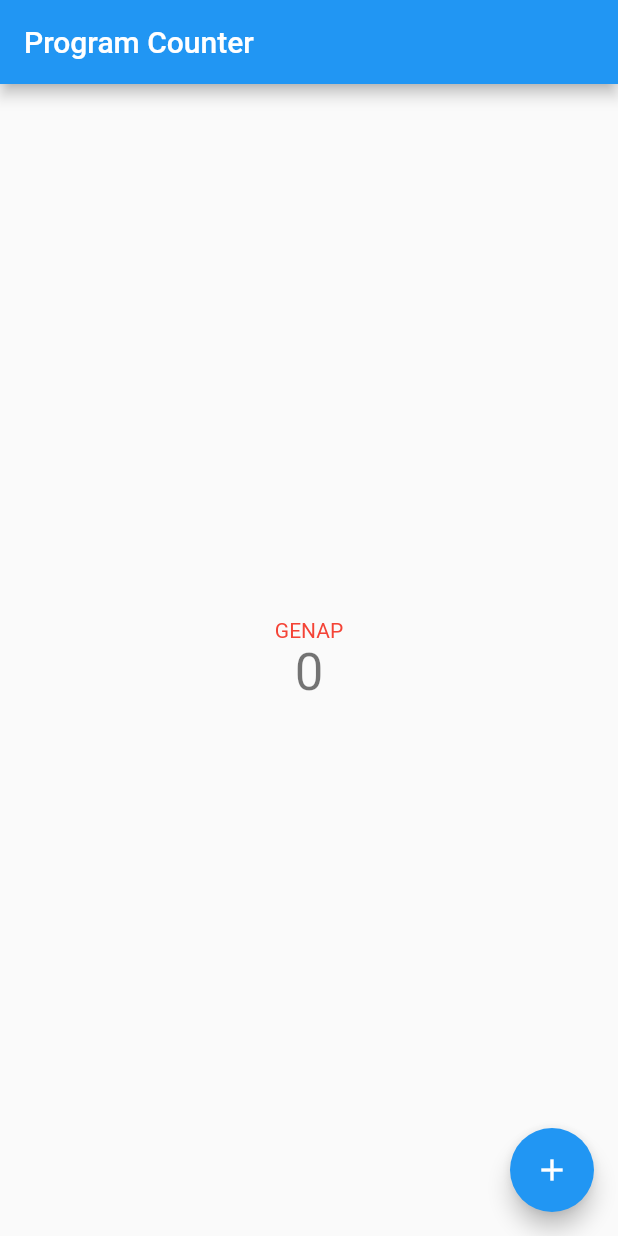
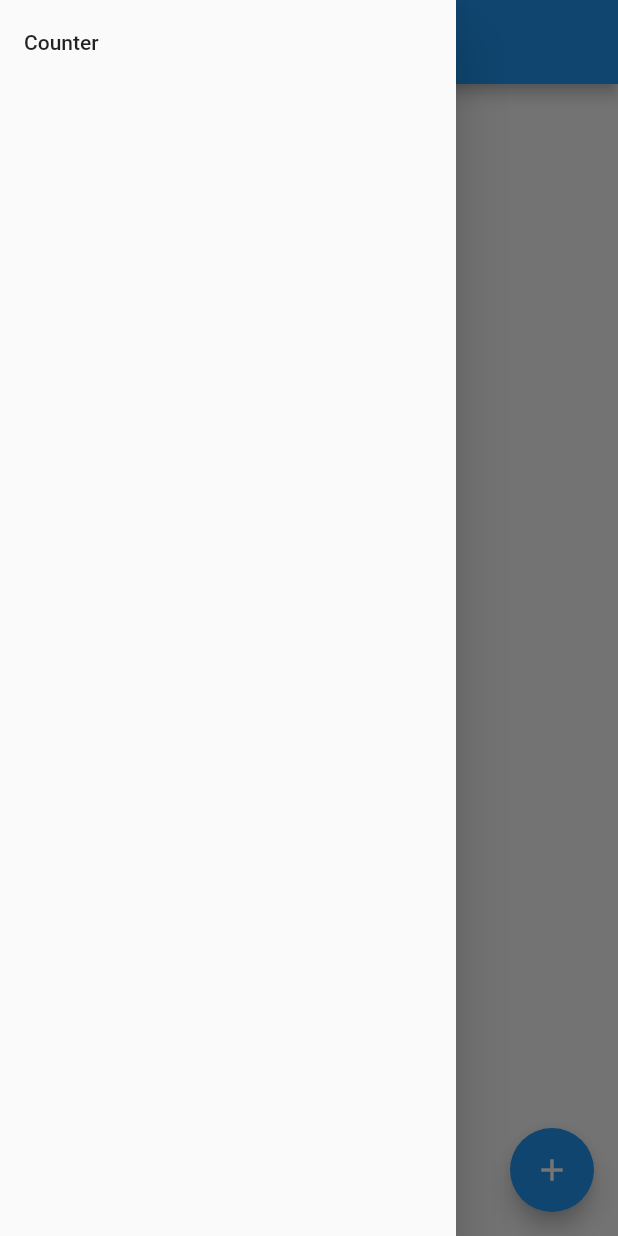
Before and after one commit to HansTM/pbp-tugas-flutter, a Flutter app: the screen it shows after launch, with the side drawer open (before the commit the screen has no drawer), on a phone screen of 412 x 824 dp. Run offline on Flutter 3.47's test engine with Material 2 defaults, Android fonts, the phone set to English and light mode, and no system bars.

Commit message:
Tugas 8: Buat drawer, pisahkan counter dari main

```diff
--- /dev/null
+++ b/lib/counter.dart
@@ -0,0 +1,73 @@
+import 'package:counter_7/drawer.dart';
+import 'package:flutter/material.dart';
+
+class CounterPage extends StatefulWidget {
+  const CounterPage({super.key});
+  final String title = 'Program Counter';
+
+  @override
+  State<CounterPage> createState() => _CounterPageState();
+}
+
+class _CounterPageState extends State<CounterPage> {
+  int _counter = 0;
+
+  void _incrementCounter() {
+    setState(() {
+      _counter++;
+    });
+  }
+
+  void _decrementCounter() {
+    setState(() {
+      if (_counter > 0) _counter--;
+    });
+  }
+
+  @override
+  Widget build(BuildContext context) {
+    return Scaffold(
+      appBar: AppBar(
+        title: Text(widget.title),
+      ),
+      drawer: const GlobalDrawer(),
+      body: Center(
+        child: Column(
+          mainAxisAlignment: MainAxisAlignment.center,
+          children: <Widget>[
+            Text(
+              _counter % 2 == 1 ? "GANJIL" : "GENAP",
+              style: TextStyle(
+                color: _counter % 2 == 0 ? Colors.red : Colors.blue
+              )
+            ),
+            Text(
+              '$_counter',
+              style: Theme.of(context).textTheme.headline4,
+            ),
+          ],
+        ),
+      ),
+      floatingActionButton: Padding(
+        padding: const EdgeInsets.all(16.0),
+        child: Row(
+          mainAxisAlignment: MainAxisAlignment.spaceBetween,
+          textDirection: TextDirection.rtl,
+          children: [
+            FloatingActionButton(
+              onPressed: _incrementCounter,
+              tooltip: 'Increment',
+              child: const Icon(Icons.add),
+            ),
+            if (_counter > 0) FloatingActionButton(
+              onPressed: _decrementCounter,
+              tooltip: 'Decrement',
+              child: const Icon(Icons.remove),
+            ),
+          ],
+        )
+      ),
+      floatingActionButtonLocation: FloatingActionButtonLocation.centerDocked,
+    );
+  }
+}
--- /dev/null
+++ b/lib/drawer.dart
@@ -0,0 +1,29 @@
+import 'package:counter_7/counter.dart';
+import 'package:flutter/material.dart';
+
+class GlobalDrawer extends StatelessWidget {
+  const GlobalDrawer({
+    Key? key,
+  }) : super(key: key);
+
+  @override
+  Widget build(BuildContext context) {
+    return Drawer(
+      child: Column(
+        children: [
+          // Menambahkan clickable menu
+          ListTile(
+            title: const Text('Counter'),
+            onTap: () {
+              // Route menu ke halaman utama
+              Navigator.pushReplacement(
+                context,
+                MaterialPageRoute(builder: (context) => const CounterPage()),
+              );
+            },
+          ),
+        ],
+      ),
+    );
+  }
+}
--- a/lib/main.dart
+++ b/lib/main.dart
@@ -1,3 +1,4 @@
+import 'package:counter_7/counter.dart';
 import 'package:flutter/material.dart';
 
 void main() {
@@ -10,82 +11,11 @@ class MyApp extends StatelessWidget {
   @override
   Widget build(BuildContext context) {
     return MaterialApp(
-      title: 'Flutter Demo',
+      title: 'Hans TM @ Tugas PBP',
       theme: ThemeData(
         primarySwatch: Colors.blue,
       ),
-      home: const MyHomePage(title: 'Program Counter'),
+      home: const CounterPage(),
     );
   }
 }
-
-class MyHomePage extends StatefulWidget {
-  const MyHomePage({super.key, required this.title});
-
-  final String title;
-
-  @override
-  State<MyHomePage> createState() => _MyHomePageState();
-}
-
-class _MyHomePageState extends State<MyHomePage> {
-  int _counter = 0;
-
-  void _incrementCounter() {
-    setState(() {
-      _counter++;
-    });
-  }
-
-  void _decrementCounter() {
-    setState(() {
-      if (_counter > 0) _counter--;
-    });
-  }
-
-  @override
-  Widget build(BuildContext context) {
-    return Scaffold(
-      appBar: AppBar(
-        title: Text(widget.title),
-      ),
-      body: Center(
-        child: Column(
-          mainAxisAlignment: MainAxisAlignment.center,
-          children: <Widget>[
-            Text(
-              _counter % 2 == 1 ? "GANJIL" : "GENAP",
-              style: TextStyle(
-                color: _counter % 2 == 0 ? Colors.red : Colors.blue
-              )
-            ),
-            Text(
-              '$_counter',
-              style: Theme.of(context).textTheme.headline4,
-            ),
-          ],
-        ),
-      ),
-      floatingActionButton: Padding(
-        padding: const EdgeInsets.all(16.0),
-        child: Row(
-          mainAxisAlignment: MainAxisAlignment.spaceBetween,
-          textDirection: TextDirection.rtl,
-          children: [
-            FloatingActionButton(
-              onPressed: _incrementCounter,
-              tooltip: 'Increment',
-              child: const Icon(Icons.add),
-            ),
-            if (_counter > 0) FloatingActionButton(
-              onPressed: _decrementCounter,
-              tooltip: 'Decrement',
-              child: const Icon(Icons.remove),
-            ),
-          ],
-        )
-      ),
-      floatingActionButtonLocation: FloatingActionButtonLocation.centerDocked,
-    );
-  }
-}
```
